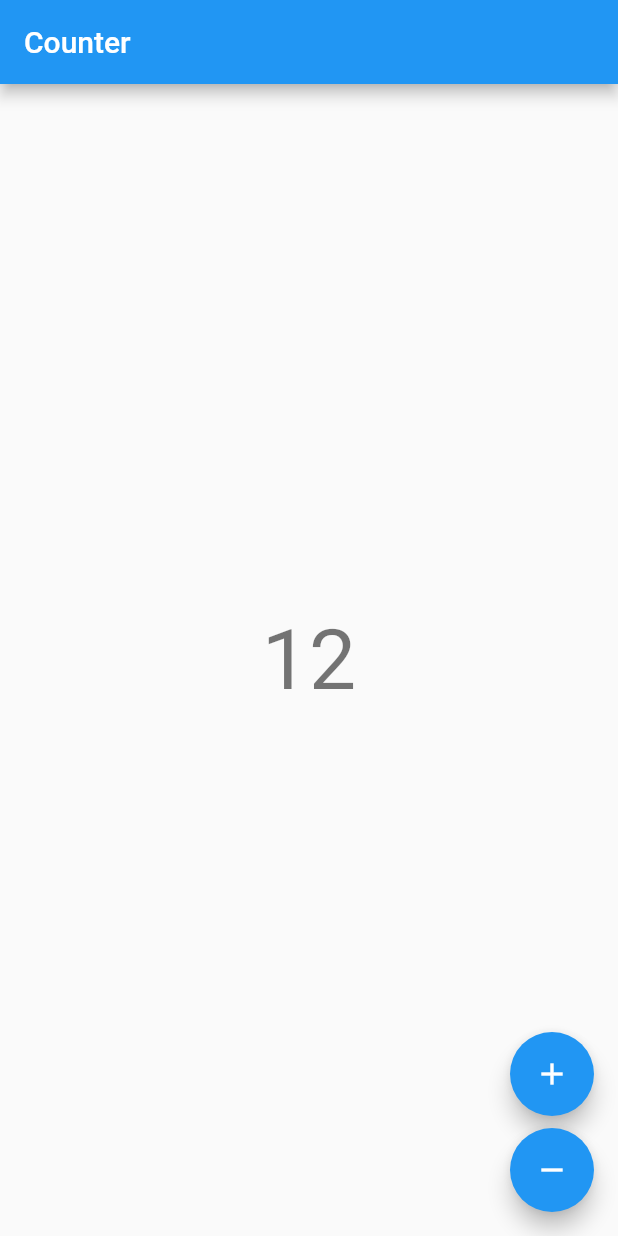
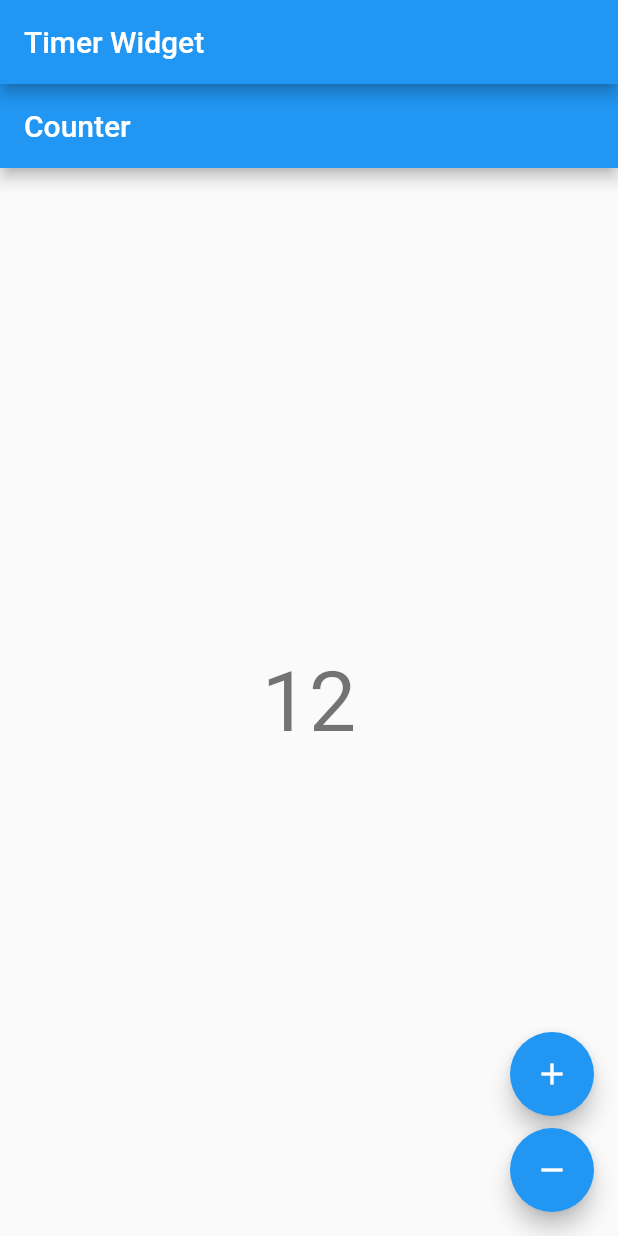
Before and after one commit to hoangdv198/myFlutterApp, a Flutter app: the screen it shows after launch, after a tap on the "add" icon, on a phone screen of 412 x 824 dp. Run offline on Flutter 3.47's test engine with Material 2 defaults, Android fonts, the phone set to English and light mode, and no system bars; our stand-ins replace auto_route, bloc, carousel_slider, curved_navigation_bar, flutter_bloc; network calls fail.

Commit message:
update code

```diff
--- a/lib/main.dart
+++ b/lib/main.dart
@@ -1,9 +1,24 @@
 import 'package:bloc/bloc.dart';
+import 'package:flutter/material.dart';
 import 'package:flutter/widgets.dart';
 import 'package:my_flutter_app/features/counter/counter_app.dart';
 import 'package:my_flutter_app/features/counter/couter_observer.dart';
+import 'package:my_flutter_app/features/timer/view/timer_page.dart';
 
 void main() {
-  Bloc.observer = const CounterObserver();
-  runApp(const CounterApp());
+  runApp(MyApp());
 }
+
+class MyApp extends StatelessWidget {
+  @override
+  Widget build(BuildContext context) {
+    return MaterialApp(
+      home: Scaffold(
+        appBar: AppBar(title: Text('Timer Widget')),
+        body: Center(
+          child: CounterApp(),
+        ),
+      ),
+    );
+  }
+}
```
Also changed, not shown: lib/features/timer/view/timer_page.dart (added, +115 -0 lines), lib/features/timer/bloc/timer_bloc.dart (added), lib/features/timer/bloc/timer_event.dart (added), lib/features/timer/bloc/timer_state.dart (added), lib/features/timer/ticker.dart (added), lib/features/timer/timer_app.dart (added).
